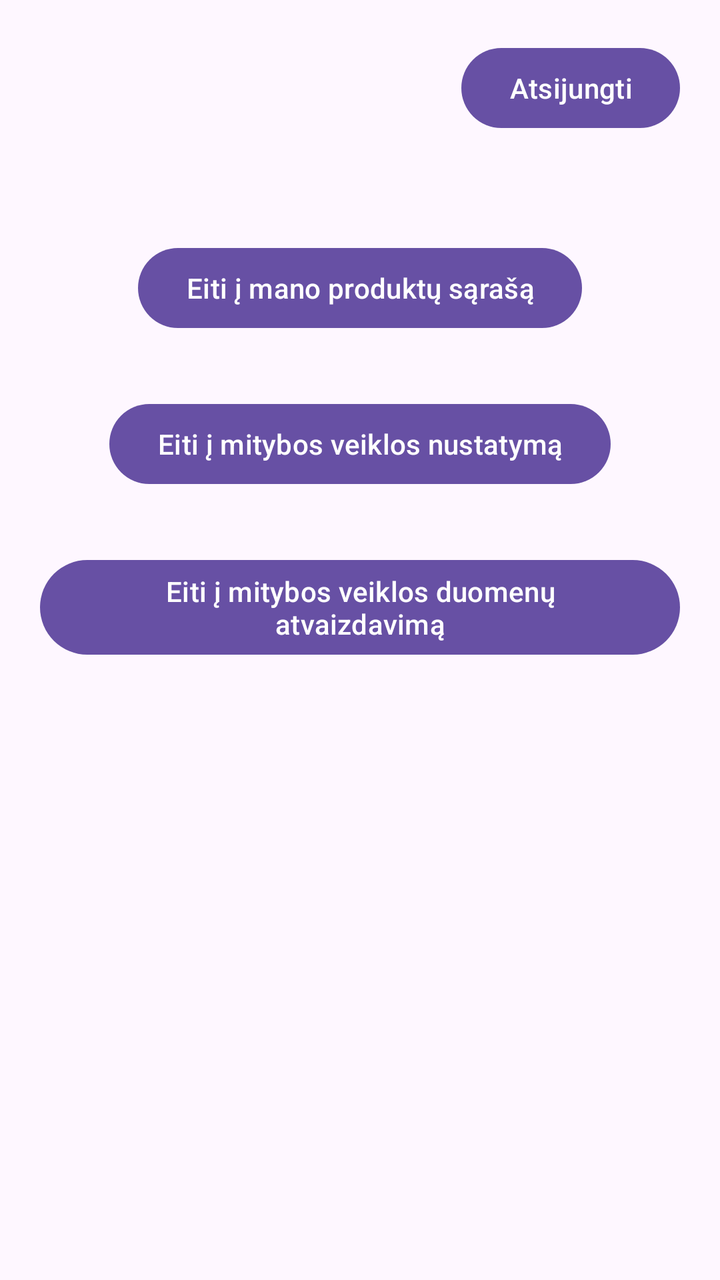
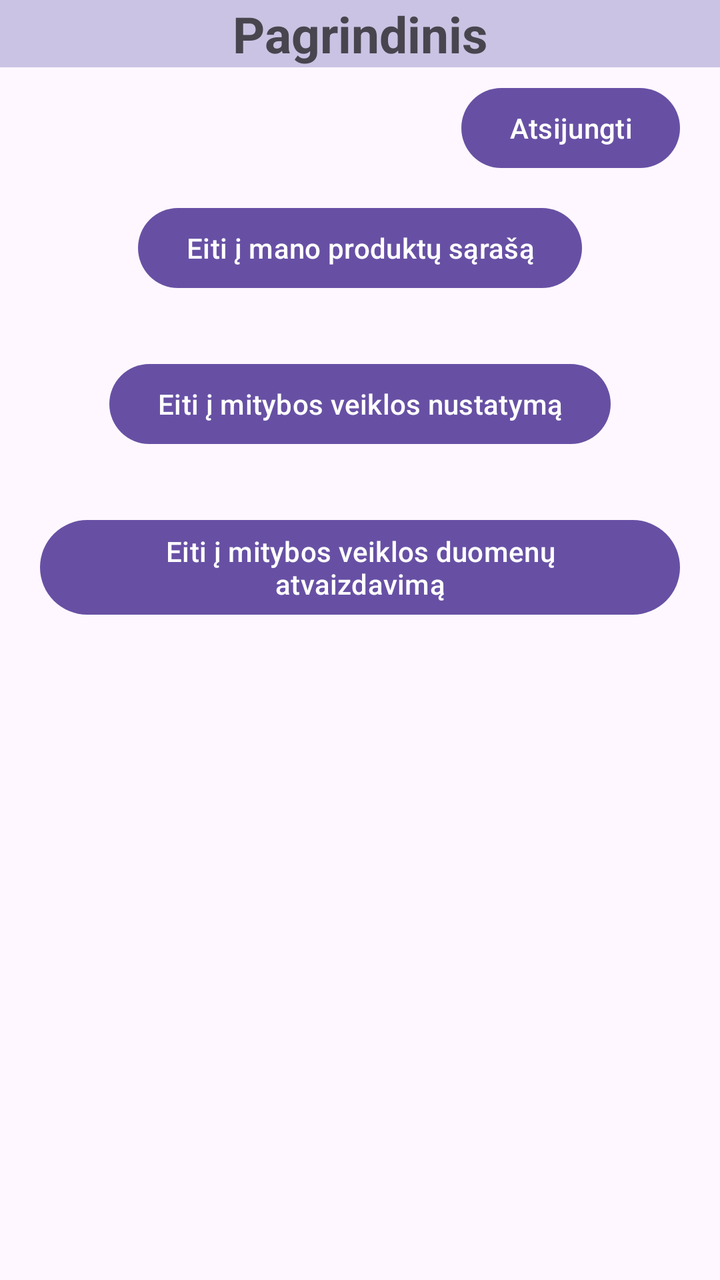

Two renders of the same Android screen: before a commit and after it. Below are the layout's source before the change and the commit's diff.
<!-- AndroidManifest.xml: activity theme Theme.Material3.Light.NoActionBar -->
<!-- res/layout/activity_main.xml -->
<?xml version="1.0" encoding="utf-8"?>
<androidx.constraintlayout.widget.ConstraintLayout xmlns:android="http://schemas.android.com/apk/res/android"
    xmlns:app="http://schemas.android.com/apk/res-auto"
    xmlns:tools="http://schemas.android.com/tools"
    android:layout_width="match_parent"
    android:layout_height="match_parent"
    android:paddingTop="20dp"
    tools:context=".MainActivity">

    <Button
        android:id="@+id/logOutButton"
        android:layout_width="wrap_content"
        android:layout_height="wrap_content"
        android:text="Atsijungti"
        android:layout_marginEnd="20dp"
        app:layout_constraintEnd_toEndOf="parent"
        app:layout_constraintTop_toTopOf="parent" />

    <Button
        android:id="@+id/goToMyProducts"
        android:layout_width="wrap_content"
        android:layout_height="wrap_content"
        android:layout_marginStart="80dp"
        android:layout_marginTop="100dp"
        android:layout_marginEnd="80dp"
        android:gravity="center"
        android:text="Eiti į mano produktų sąrašą"
        app:layout_constraintEnd_toEndOf="parent"
        app:layout_constraintStart_toStartOf="parent"
        app:layout_constraintTop_toTopOf="parent" />

    <Button
        android:id="@+id/goToAddMealLogButton"
        android:layout_width="wrap_content"
        android:layout_height="wrap_content"
        android:layout_marginStart="80dp"
        android:layout_marginTop="30dp"
        android:layout_marginEnd="80dp"
        android:gravity="center"
        android:text="Eiti į mitybos veiklos nustatymą"
        app:layout_constraintEnd_toEndOf="parent"
        app:layout_constraintStart_toStartOf="parent"
        app:layout_constraintTop_toBottomOf="@+id/goToMyProducts" />

    <Button
        android:id="@+id/goToInspectMealLogDataButton"
        android:layout_width="wrap_content"
        android:layout_height="wrap_content"
        android:layout_marginTop="30dp"
        android:gravity="center"
        android:text="Eiti į mitybos veiklos duomenų atvaizdavimą"
        app:layout_constraintEnd_toEndOf="parent"
        app:layout_constraintStart_toStartOf="parent"
        app:layout_constraintTop_toBottomOf="@+id/goToAddMealLogButton"/>

</androidx.constraintlayout.widget.ConstraintLayout>
<!-- resources referenced by this layout -->
<resources>

</resources>

<!-- the commit's change to res/layout/activity_main.xml (unified diff, before → after) -->
@@ -4,13 +4,26 @@
     xmlns:tools="http://schemas.android.com/tools"
     android:layout_width="match_parent"
     android:layout_height="match_parent"
-    android:paddingTop="20dp"
     tools:context=".MainActivity">
+
+    <TextView
+        android:id="@+id/mainViewTitle"
+        android:layout_width="match_parent"
+        android:layout_height="wrap_content"
+        android:background="#CBC3E3"
+        android:gravity="center"
+        android:text="Pagrindinis"
+        android:textSize="25sp"
+        android:textStyle="bold"
+        app:layout_constraintEnd_toEndOf="parent"
+        app:layout_constraintStart_toStartOf="parent"
+        app:layout_constraintTop_toTopOf="parent" />
 
     <Button
         android:id="@+id/logOutButton"
         android:layout_width="wrap_content"
         android:layout_height="wrap_content"
+        android:layout_marginTop="40dp"
         android:text="Atsijungti"
         android:layout_marginEnd="20dp"
         app:layout_constraintEnd_toEndOf="parent"
